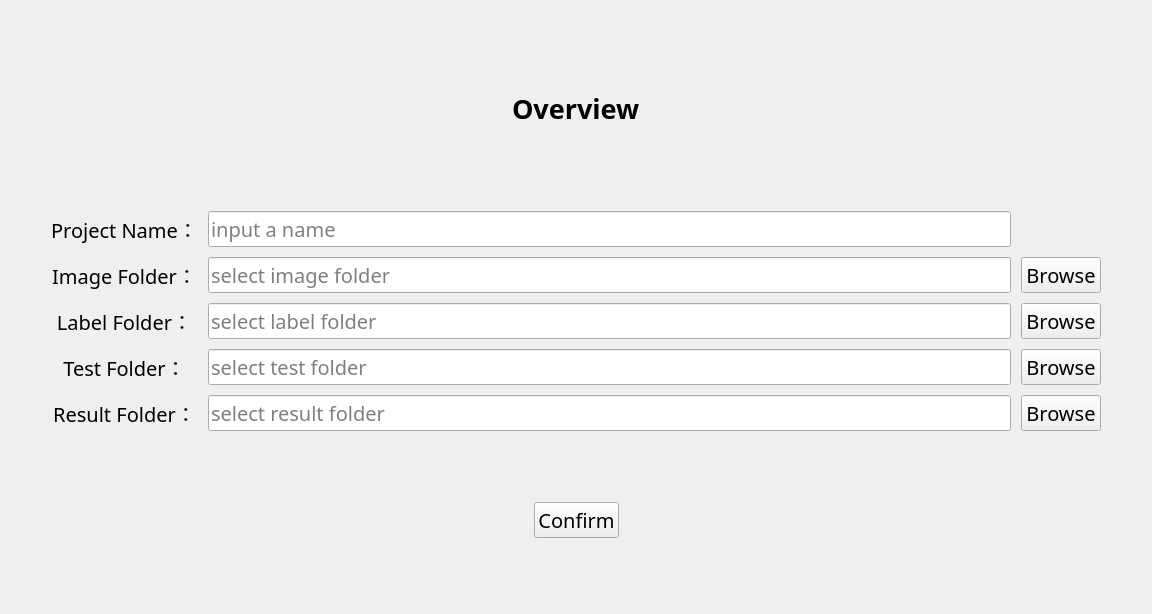
This is projectFiles/UI/static/projectTab.ui in kaoxing/seg as Qt 5 draws it before an edit. The edited form follows.
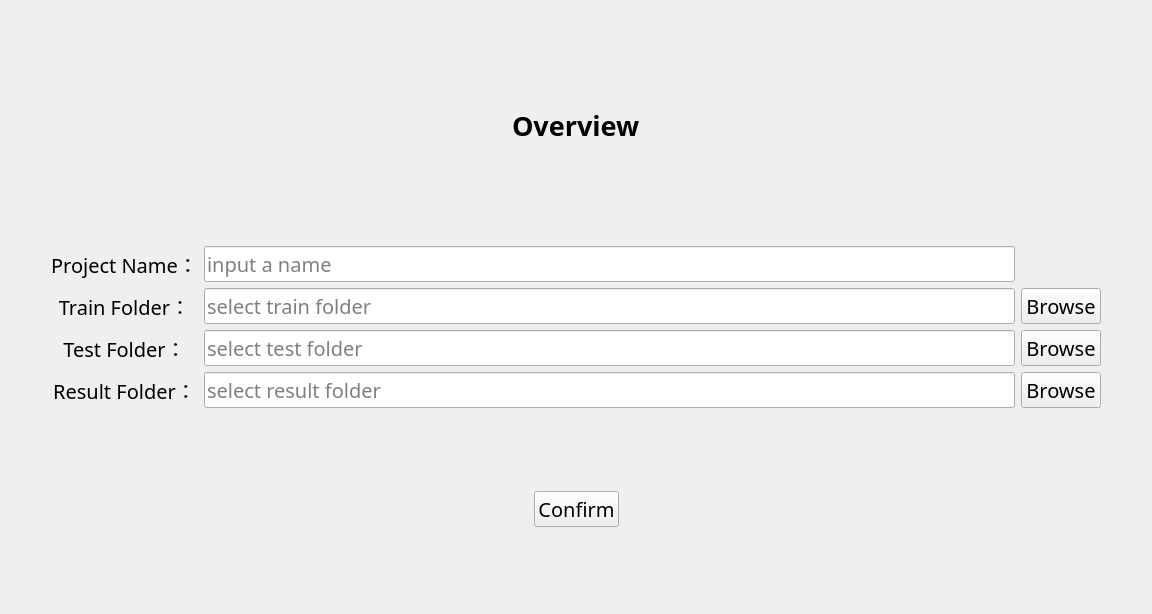
This is the edited form.

Diff of the .ui file:
```diff
--- a/projectFiles/UI/static/projectTab.ui
+++ b/projectFiles/UI/static/projectTab.ui
@@ -13,7 +13,7 @@
   <property name="windowTitle">
    <string>projectTab</string>
   </property>
-  <layout class="QVBoxLayout" name="verticalLayout" stretch="1,1,1,5,1,1,1">
+  <layout class="QVBoxLayout" name="verticalLayout" stretch="1,1,1,4,1,1,1">
    <item>
     <spacer name="horizontalSpacer">
      <property name="orientation">
@@ -103,9 +103,6 @@
      </item>
      <item>
       <layout class="QGridLayout" name="gridLayout">
-       <property name="spacing">
-        <number>10</number>
-       </property>
        <item row="0" column="0">
         <widget class="QLabel" name="label">
          <property name="font">
@@ -162,7 +159,7 @@
           </font>
          </property>
          <property name="text">
-          <string>Image Folder：</string>
+          <string>Train Folder：</string>
          </property>
          <property name="alignment">
           <set>Qt::AlignCenter</set>
@@ -193,7 +190,7 @@
           <bool>true</bool>
          </property>
          <property name="placeholderText">
-          <string>select image folder</string>
+          <string>select train folder</string>
          </property>
         </widget>
        </item>
@@ -214,72 +211,6 @@
         </widget>
        </item>
        <item row="2" column="0">
-        <widget class="QLabel" name="label_3">
-         <property name="font">
-          <font>
-           <family>宋体</family>
-           <pointsize>15</pointsize>
-           <weight>50</weight>
-           <italic>false</italic>
-           <bold>false</bold>
-          </font>
-         </property>
-         <property name="layoutDirection">
-          <enum>Qt::LeftToRight</enum>
-         </property>
-         <property name="text">
-          <string>Label Folder：</string>
-         </property>
-         <property name="alignment">
-          <set>Qt::AlignCenter</set>
-         </property>
-         <property name="buddy">
-          <cstring>lineEdit_label_folder</cstring>
-         </property>
-        </widget>
-       </item>
-       <item row="2" column="1">
-        <widget class="QLineEdit" name="lineEdit_label_folder">
-         <property name="font">
-          <font>
-           <family>宋体</family>
-           <pointsize>15</pointsize>
-           <weight>50</weight>
-           <italic>false</italic>
-           <bold>false</bold>
-          </font>
-         </property>
-         <property name="inputMask">
-          <string/>
-         </property>
-         <property name="text">
-          <string/>
-         </property>
-         <property name="readOnly">
-          <bool>true</bool>
-         </property>
-         <property name="placeholderText">
-          <string>select label folder</string>
-         </property>
-        </widget>
-       </item>
-       <item row="2" column="2">
-        <widget class="QPushButton" name="pushButton_label">
-         <property name="font">
-          <font>
-           <family>宋体</family>
-           <pointsize>15</pointsize>
-           <weight>50</weight>
-           <italic>false</italic>
-           <bold>false</bold>
-          </font>
-         </property>
-         <property name="text">
-          <string>Browse</string>
-         </property>
-        </widget>
-       </item>
-       <item row="3" column="0">
         <widget class="QLabel" name="label_20">
          <property name="font">
           <font>
@@ -301,7 +232,7 @@
          </property>
         </widget>
        </item>
-       <item row="3" column="1">
+       <item row="2" column="1">
         <widget class="QLineEdit" name="lineEdit_test_folder">
          <property name="font">
           <font>
@@ -317,7 +248,7 @@
          </property>
         </widget>
        </item>
-       <item row="3" column="2">
+       <item row="2" column="2">
         <widget class="QPushButton" name="pushButton_test">
          <property name="font">
           <font>
@@ -333,7 +264,7 @@
          </property>
         </widget>
        </item>
-       <item row="4" column="0">
+       <item row="3" column="0">
         <widget class="QLabel" name="label_21">
          <property name="font">
           <font>
@@ -355,7 +286,7 @@
          </property>
         </widget>
        </item>
-       <item row="4" column="1">
+       <item row="3" column="1">
         <widget class="QLineEdit" name="lineEdit_result_folder">
          <property name="font">
           <font>
@@ -371,7 +302,7 @@
          </property>
         </widget>
        </item>
-       <item row="4" column="2">
+       <item row="3" column="2">
         <widget class="QPushButton" name="pushButton_result">
          <property name="font">
           <font>
```
Left out of the diff: 6 changed lines with no effect on the pictures.
